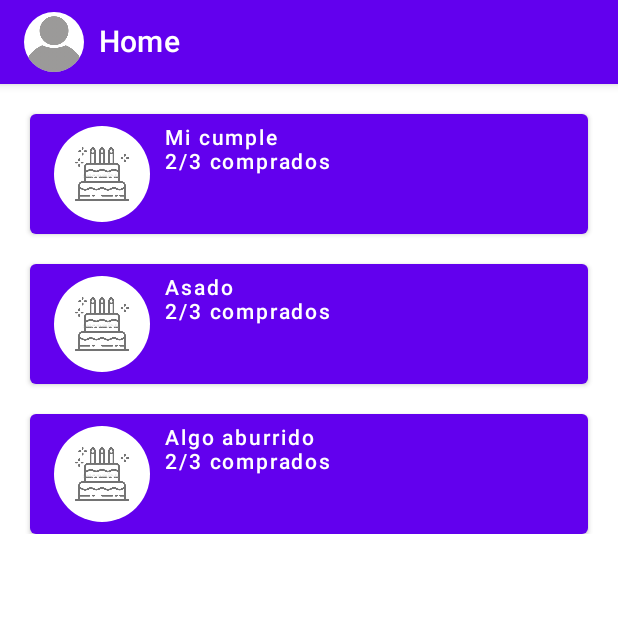
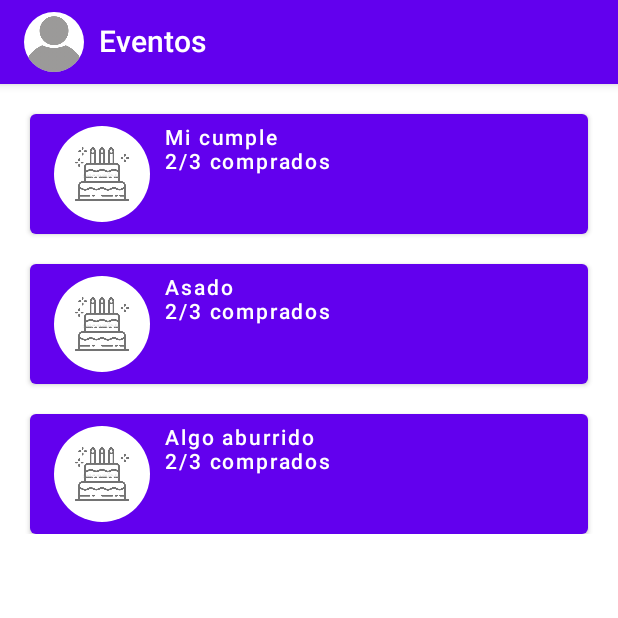
Before and after one commit to UTN-FRBA-Mobile/RegalApp, an Android app built with Jetpack Compose: the screen it shows after launch (MainActivity), on a phone screen of 412 x 824 dp, the top half of it. Run offline under Robolectric (Android 15) with nearby library versions, the phone set to English and light mode, and no system bars; our stand-ins replace Timber; libraries missing offline, so code that uses them is left out: com.squareup.anvil; 2 statements that could not run were skipped.

Commit message:
Se agregan directorios para EventList y EventDetail, ajustes en estructura en general y navegacion

```diff
--- a/android/app/src/main/java/com/utn/frba/mobile/regalapp/EventsFragment.kt
+++ /dev/null
@@ -1,13 +0,0 @@
-package com.utn.frba.mobile.regalapp
-
-import androidx.fragment.app.Fragment
-import com.squareup.anvil.annotations.ContributesMultibinding
-import com.utn.frba.mobile.domain.di.ActivityScope
-import com.utn.frba.mobile.domain.di.FragmentKey
-import javax.inject.Inject
-
-@FragmentKey(EventsFragment::class)
-@ContributesMultibinding(ActivityScope::class, Fragment::class)
-class EventsFragment @Inject constructor() : Fragment() {
-    // TODO
-}
--- a/android/app/src/main/java/com/utn/frba/mobile/regalapp/HomeFragment.kt
+++ b/android/app/src/main/java/com/utn/frba/mobile/regalapp/eventDetail/AddEventFragment.kt
@@ -1,4 +1,4 @@
-package com.utn.frba.mobile.regalapp
+package com.utn.frba.mobile.regalapp.eventDetail
 
 import android.os.Bundle
 import android.view.LayoutInflater
@@ -7,11 +7,18 @@ import android.view.ViewGroup
 import androidx.compose.foundation.layout.fillMaxSize
 import androidx.compose.material.MaterialTheme
 import androidx.compose.material.Surface
+import androidx.compose.material.Text
 import androidx.compose.ui.Modifier
 import androidx.compose.ui.platform.ComposeView
 import androidx.fragment.app.Fragment
+import com.squareup.anvil.annotations.ContributesMultibinding
+import com.utn.frba.mobile.domain.di.ActivityScope
+import com.utn.frba.mobile.domain.di.FragmentKey
+import javax.inject.Inject
 
-class HomeFragment: Fragment() {
+@FragmentKey(AddEventFragment::class)
+@ContributesMultibinding(ActivityScope::class, Fragment::class)
+class AddEventFragment @Inject constructor() : Fragment() {
     override fun onCreateView(
         inflater: LayoutInflater,
         container: ViewGroup?,
@@ -19,11 +26,12 @@ class HomeFragment: Fragment() {
     ): View {
         return ComposeView(requireContext()).apply {
             setContent {
+                // TODO: Remove placeholder, add content
                 Surface(
                     modifier = Modifier.fillMaxSize(),
                     color = MaterialTheme.colors.background
                 ) {
-                    HomeScreen()
+                    Text(text = "ADD EVENT")
                 }
             }
         }
--- /dev/null
+++ b/android/app/src/main/java/com/utn/frba/mobile/regalapp/eventDetail/EventDetailFragment.kt
@@ -0,0 +1,39 @@
+package com.utn.frba.mobile.regalapp.eventDetail
+
+import android.os.Bundle
+import android.view.LayoutInflater
+import android.view.View
+import android.view.ViewGroup
+import androidx.compose.foundation.layout.fillMaxSize
+import androidx.compose.material.MaterialTheme
+import androidx.compose.material.Surface
+import androidx.compose.material.Text
+import androidx.compose.ui.Modifier
+import androidx.compose.ui.platform.ComposeView
+import androidx.fragment.app.Fragment
+import com.squareup.anvil.annotations.ContributesMultibinding
+import com.utn.frba.mobile.domain.di.ActivityScope
+import com.utn.frba.mobile.domain.di.FragmentKey
+import javax.inject.Inject
+
+@FragmentKey(EventDetailFragment::class)
+@ContributesMultibinding(ActivityScope::class, Fragment::class)
+class EventDetailFragment @Inject constructor() : Fragment() {
+    override fun onCreateView(
+        inflater: LayoutInflater,
+        container: ViewGroup?,
+        savedInstanceState: Bundle?
+    ): View {
+        return ComposeView(requireContext()).apply {
+            setContent {
+                // TODO: Remove placeholder, add content
+                Surface(
+                    modifier = Modifier.fillMaxSize(),
+                    color = MaterialTheme.colors.background
+                ) {
+                   Text(text = "EVENT DETAIL")
+                }
+            }
+        }
+    }
+}
--- a/android/app/src/main/java/com/utn/frba/mobile/regalapp/events/EventItem.kt
+++ b/android/app/src/main/java/com/utn/frba/mobile/regalapp/eventList/EventItem.kt
@@ -1,4 +1,4 @@
-package com.utn.frba.mobile.regalapp.events
+package com.utn.frba.mobile.regalapp.eventList
 
 import androidx.compose.foundation.Image
 import androidx.compose.foundation.layout.Arrangement
@@ -19,17 +19,20 @@ import androidx.compose.ui.layout.ContentScale
 import androidx.compose.ui.res.painterResource
 import androidx.compose.ui.res.stringResource
 import androidx.compose.ui.unit.dp
+import androidx.navigation.NavController
 import com.utn.frba.mobile.regalapp.R
 
 @Composable
-fun EventItem(event: EventModel) {
+fun EventItem(event: EventModel, navigator: NavController) {
 
     Row(
         Modifier.fillMaxWidth()
     ) {
         Spacer(modifier = Modifier.width(20.dp))
         Button(
-            onClick = {},
+            onClick = {
+                      navigator.navigate(R.id.openEventDetailFragment)
+            },
             Modifier.weight(1F),
         ) {
             Row(
--- a/android/app/src/main/java/com/utn/frba/mobile/regalapp/events/EventList.kt
+++ b/android/app/src/main/java/com/utn/frba/mobile/regalapp/eventList/EventList.kt
@@ -1,4 +1,4 @@
-package com.utn.frba.mobile.regalapp.events
+package com.utn.frba.mobile.regalapp.eventList
 
 import androidx.compose.foundation.layout.PaddingValues
 import androidx.compose.foundation.layout.Spacer
@@ -8,15 +8,16 @@ import androidx.compose.foundation.lazy.items
 import androidx.compose.runtime.Composable
 import androidx.compose.ui.Modifier
 import androidx.compose.ui.unit.Dp
+import androidx.navigation.NavController
 
 @Composable
-fun EventList(events: List<EventModel>, contentPadding: PaddingValues) {
+fun EventList(events: List<EventModel>, contentPadding: PaddingValues, navigator: NavController) {
     LazyColumn(
         contentPadding = contentPadding
     ) {
         items(events) { event ->
             Spacer(modifier = Modifier.height(Dp(20F)))
-            EventItem(event = event)
+            EventItem(event = event, navigator)
         }
     }
 }
--- /dev/null
+++ b/android/app/src/main/java/com/utn/frba/mobile/regalapp/eventList/EventListFragment.kt
@@ -0,0 +1,38 @@
+package com.utn.frba.mobile.regalapp.eventList
+
+import android.os.Bundle
+import android.view.LayoutInflater
+import android.view.View
+import android.view.ViewGroup
+import androidx.compose.foundation.layout.fillMaxSize
+import androidx.compose.material.MaterialTheme
+import androidx.compose.material.Surface
+import androidx.compose.ui.Modifier
+import androidx.compose.ui.platform.ComposeView
+import androidx.fragment.app.Fragment
+import androidx.navigation.fragment.findNavController
+import com.squareup.anvil.annotations.ContributesMultibinding
+import com.utn.frba.mobile.domain.di.ActivityScope
+import com.utn.frba.mobile.domain.di.FragmentKey
+import javax.inject.Inject
+
+@FragmentKey(EventListFragment::class)
+@ContributesMultibinding(ActivityScope::class, Fragment::class)
+class EventListFragment @Inject constructor() : Fragment() {
+    override fun onCreateView(
+        inflater: LayoutInflater,
+        container: ViewGroup?,
+        savedInstanceState: Bundle?
+    ): View {
+        return ComposeView(requireContext()).apply {
+            setContent {
+                Surface(
+                    modifier = Modifier.fillMaxSize(),
+                    color = MaterialTheme.colors.background
+                ) {
+                    EventListScreen(findNavController())
+                }
+            }
+        }
+    }
+}
--- a/android/app/src/main/java/com/utn/frba/mobile/regalapp/HomeScreen.kt
+++ b/android/app/src/main/java/com/utn/frba/mobile/regalapp/eventList/EventListScreen.kt
@@ -1,4 +1,4 @@
-package com.utn.frba.mobile.regalapp
+package com.utn.frba.mobile.regalapp.eventList
 
 import androidx.compose.foundation.Image
 import androidx.compose.foundation.background
@@ -6,11 +6,7 @@ import androidx.compose.foundation.layout.Spacer
 import androidx.compose.foundation.layout.size
 import androidx.compose.foundation.layout.width
 import androidx.compose.foundation.shape.CircleShape
-import androidx.compose.material.FloatingActionButton
-import androidx.compose.material.Icon
-import androidx.compose.material.Scaffold
-import androidx.compose.material.Text
-import androidx.compose.material.TopAppBar
+import androidx.compose.material.*
 import androidx.compose.material.icons.Icons
 import androidx.compose.material.icons.filled.Add
 import androidx.compose.runtime.Composable
@@ -19,28 +15,28 @@ import androidx.compose.ui.draw.clip
 import androidx.compose.ui.graphics.Color
 import androidx.compose.ui.res.painterResource
 import androidx.compose.ui.res.stringResource
-import androidx.compose.ui.tooling.preview.Preview
 import androidx.compose.ui.unit.dp
-import com.utn.frba.mobile.regalapp.events.EventList
-import com.utn.frba.mobile.regalapp.events.EventModel
+import androidx.navigation.NavController
+import com.utn.frba.mobile.regalapp.R
 
-@Preview(showBackground = true)
 @Composable
-fun HomeScreen() {
-    val events = mutableListOf<EventModel>(
+fun EventListScreen(navController: NavController) {
+    val events = mutableListOf(
         EventModel("Mi cumple"),
         EventModel("Asado"),
         EventModel("Algo aburrido")
     )
     Scaffold(
         topBar = {
-            HomeScreenTopBar()
+            TopBar()
         },
         content = { innerPadding ->
-            EventList(events = events, contentPadding = innerPadding)
+            EventList(events = events, contentPadding = innerPadding, navController)
         },
         floatingActionButton = {
-            FloatingActionButton(onClick = {}) {
+            FloatingActionButton(onClick = {
+                navController.navigate(R.id.openAddEventFragment)
+            }) {
                 Icon(imageVector = Icons.Filled.Add, contentDescription = "new-item")
             }
         }
@@ -48,7 +44,7 @@ fun HomeScreen() {
 }
 
 @Composable
-fun HomeScreenTopBar() {
+fun TopBar() {
     TopAppBar(title = {
         Image(
             painter = painterResource(id = R.drawable.user_icon_placeholder),
@@ -59,6 +55,6 @@ fun HomeScreenTopBar() {
                 .background(Color.White)
         )
         Spacer(modifier = Modifier.width(10.dp))
-        Text(text = stringResource(id = R.string.home_screen_title))
+        Text(text = stringResource(id = R.string.events))
     })
 }
--- a/android/app/src/main/java/com/utn/frba/mobile/regalapp/events/EventModel.kt
+++ b/android/app/src/main/java/com/utn/frba/mobile/regalapp/eventList/EventModel.kt
@@ -1,4 +1,4 @@
-package com.utn.frba.mobile.regalapp.events
+package com.utn.frba.mobile.regalapp.eventList
 
 data class EventModel(val name: String) {
 //    var due_date = due_date;
--- a/android/app/src/main/res/navigation/nav_graph.xml
+++ b/android/app/src/main/res/navigation/nav_graph.xml
@@ -2,17 +2,24 @@
 <navigation xmlns:android="http://schemas.android.com/apk/res/android"
     xmlns:app="http://schemas.android.com/apk/res-auto"
     android:id="@+id/navigation_main"
-    app:startDestination="@id/HomeFragment">
-
+    app:startDestination="@id/eventListFragment">
     <fragment
-        android:id="@+id/HomeFragment"
-        android:name="com.utn.frba.mobile.regalapp.HomeFragment"
-        android:label="HomeFragment" />
-    <action
-        android:id="@+id/openEventsFragment"
-        app:destination="@id/eventsFragment" />
+        android:id="@+id/eventListFragment"
+        android:name="com.utn.frba.mobile.regalapp.eventList.EventListFragment"
+        android:label="EventListFragment" >
+        <action
+            android:id="@+id/openEventDetailFragment"
+            app:destination="@id/eventDetailFragment" />
+        <action
+            android:id="@+id/openAddEventFragment"
+            app:destination="@id/addEventFragment" />
+    </fragment>
     <fragment
-        android:id="@+id/eventsFragment"
-        android:name="com.utn.frba.mobile.regalapp.EventsFragment"
-        android:label="EventsFragment" />
+        android:id="@+id/eventDetailFragment"
+        android:name="com.utn.frba.mobile.regalapp.eventDetail.EventDetailFragment"
+        android:label="EventDetailFragment" />
+    <fragment
+        android:id="@+id/addEventFragment"
+        android:name="com.utn.frba.mobile.regalapp.eventDetail.AddEventFragment"
+        android:label="AddEventFragment" />
 </navigation>
--- a/android/app/src/main/res/values/strings.xml
+++ b/android/app/src/main/res/values/strings.xml
@@ -4,4 +4,5 @@
     <string name="user_image_content_description">user-image</string>
     <string name="home_screen_title">Home</string>
     <string name="items_bought">%d/%d comprados</string>
+    <string name="events">Eventos</string>
 </resources>
```
